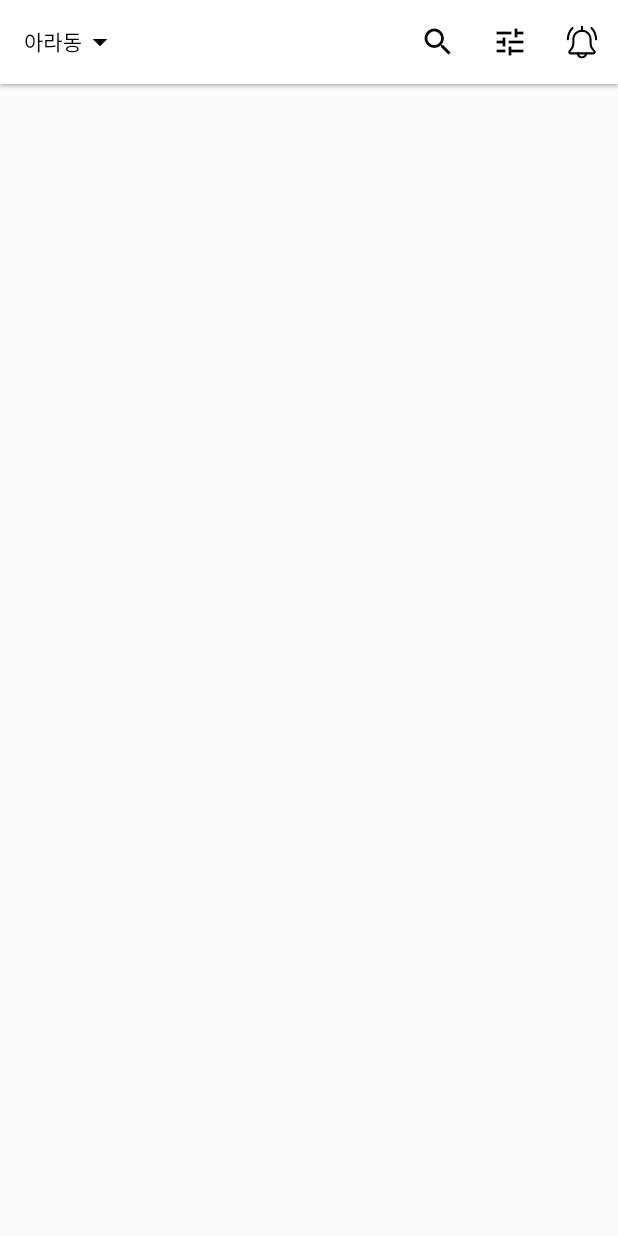
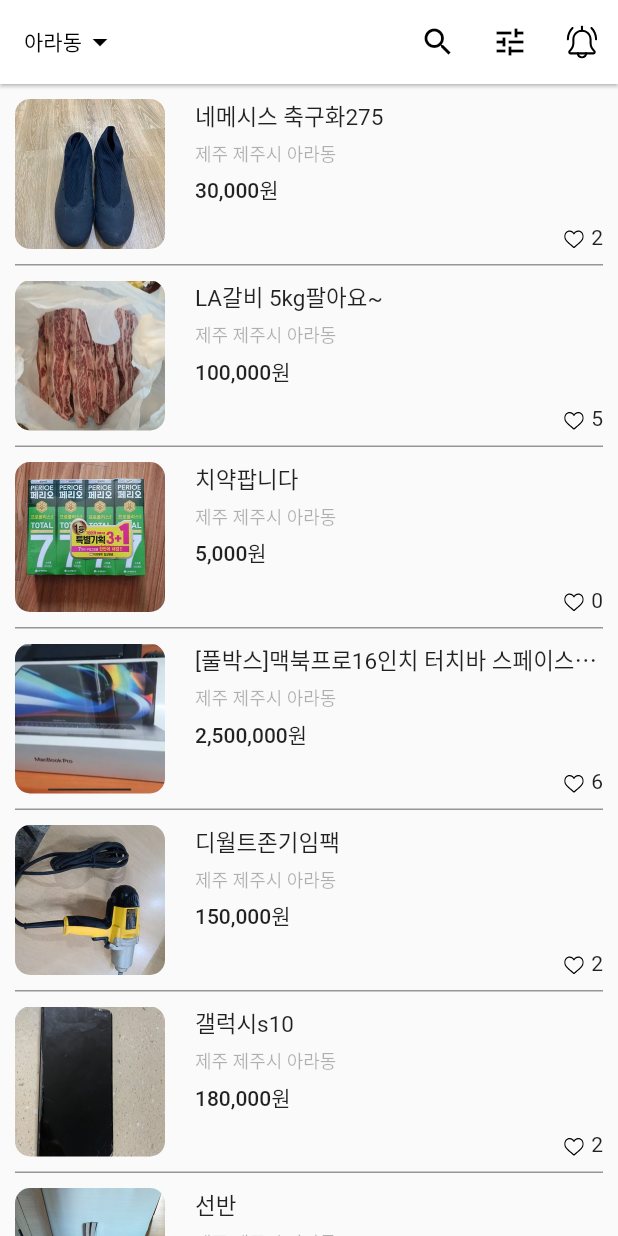
Before and after one commit to dragon5354/flutter_carrot_market_d5354, a Flutter app: the screen it shows after launch, on a phone screen of 412 x 824 dp. Run offline on Flutter 3.47's test engine with Material 2 defaults, Android fonts, the light colour scheme and no system bars; our stand-ins replace flutter_svg.

Commit message:
body 내부 Listview, 값 불러오고 보여주기, 이미지 파일, (#3)

```diff
--- a/lib/page/home.dart
+++ b/lib/page/home.dart
@@ -1,5 +1,6 @@
 import 'package:flutter/material.dart';
 import 'package:flutter_svg/flutter_svg.dart';
+import 'package:intl/intl.dart';
 
 class Home extends StatefulWidget {
   const Home({super.key});
@@ -9,6 +10,86 @@
 }
 
 class _HomeState extends State<Home> {
+  // 원래는 API에서 데이터를 받아오지만, view쪽 화면 구성이라 List로 대체함
+  List<Map<String, String>> datas = [];
+  // 시작시 값을 불러와야 하기에 initState 안에 List
+  @override
+  void initState() {
+    // TODO: implement initState
+    super.initState();
+    datas = [
+      {
+        "image": "assets/images/1.jpg",
+        "title": "네메시스 축구화275",
+        "location": "제주 제주시 아라동",
+        "price": "30000",
+        "likes": "2"
+      },
+      {
+        "image": "assets/images/2.jpg",
+        "title": "LA갈비 5kg팔아요~",
+        "location": "제주 제주시 아라동",
+        "price": "100000",
+        "likes": "5"
+      },
+      {
+        "image": "assets/images/3.jpg",
+        "title": "치약팝니다",
+        "location": "제주 제주시 아라동",
+        "price": "5000",
+        "likes": "0"
+      },
+      {
+        "image": "assets/images/4.jpg",
+        "title": "[풀박스]맥북프로16인치 터치바 스페이스그레이",
+        "location": "제주 제주시 아라동",
+        "price": "2500000",
+        "likes": "6"
+      },
+      {
+        "image": "assets/images/5.jpg",
+        "title": "디월트존기임팩",
+        "location": "제주 제주시 아라동",
+        "price": "150000",
+        "likes": "2"
+      },
+      {
+        "image": "assets/images/6.jpg",
+        "title": "갤럭시s10",
+        "location": "제주 제주시 아라동",
+        "price": "180000",
+        "likes": "2"
+      },
+      {
+        "image": "assets/images/7.jpg",
+        "title": "선반",
+        "location": "제주 제주시 아라동",
+        "price": "15000",
+        "likes": "2"
+      },
+      {
+        "image": "assets/images/8.jpg",
+        "title": "냉장 쇼케이스",
+        "location": "제주 제주시 아라동",
+        "price": "80000",
+        "likes": "3"
+      },
+      {
+        "image": "assets/images/9.jpg",
+        "title": "대우 미니냉장고",
+        "location": "제주 제주시 아라동",
+        "price": "30000",
+        "likes": "3"
+      },
+      {
+        "image": "assets/images/10.jpg",
+        "title": "멜킨스 풀업 턱걸이 판매합니다.",
+        "location": "제주 제주시 아라동",
+        "price": "50000",
+        "likes": "7"
+      },
+    ];
+  }
 
   // Appbar 위젯
   // 요즘에는 PreferredSizeWiget(높이가 있는 위젯)으로 받아둬야 오류가 발생하지 않음
@@ -34,12 +115,92 @@
       );
   }
 
+  // String to Won, 단위 변환용
+  final oCcy = NumberFormat("#,###","Ko_KR");
+  String calcStringToWon(String priceString) {
+    return "${oCcy.format(int.parse(priceString))}원";
+  }
+
+  // body 위젯
+  Widget _bodyWidget() {
+    return ListView.separated( //Listview 중 분할선을 커스터마이징 가능
+      padding: const EdgeInsets.symmetric(horizontal: 10),
+      // 내용물 부분
+      itemBuilder: (BuildContext _context, int index) {
+        return Container(
+          padding: const EdgeInsets.symmetric(vertical: 10),
+          child: Row(
+            children: [
+              // 이미지
+              ClipRRect( // child를 특정한 모양으로 강제함
+                borderRadius: BorderRadius.all(Radius.circular(10)),
+                child: Image.asset(
+                  datas[index]["image"].toString(),
+                  width: 100,
+                  height: 100,
+                ),
+              ),
+              // 내용
+              Expanded(
+                child: Container(
+                  height: 100,
+                  padding: const EdgeInsets.only(left: 20),
+                  child: Column(
+                    crossAxisAlignment: CrossAxisAlignment.start,
+                    children: [
+                      Text(
+                        datas[index]["title"].toString(),
+                        overflow: TextOverflow.ellipsis,
+                        style: TextStyle(fontSize: 15),
+                        ),
+                      SizedBox(height: 5,),
+                      Text(
+                        datas[index]["location"].toString(),
+                        style: TextStyle(fontSize: 12, color: Colors.black.withOpacity(0.3)),
+                        ),
+                      SizedBox(height: 5,),
+                      Text(
+                        calcStringToWon(datas[index]["price"].toString()),
+                        style: TextStyle(fontWeight: FontWeight.w500),
+                        ),
+                      Expanded(
+                        child: Row(
+                          mainAxisAlignment: MainAxisAlignment.end,
+                          crossAxisAlignment: CrossAxisAlignment.end,
+                          children: [
+                            SvgPicture.asset("assets/svg/heart_off.svg",width: 13,
+                            height: 13,
+                            ),
+                            SizedBox(width: 5,),
+                            Text(datas[index]["likes"].toString()),
+                          ],
+                        ),
+                      ),
+
+                    ]
+                  ),
+                ),
+              )
+            ],
+          ),
+        );
+      },
+      itemCount: 10, // 개수
+      // 분할선 부분
+      separatorBuilder: (BuildContext _context, int index) {
+        return Container(
+          height: 1,
+          color: Colors.black.withOpacity(0.4),
+        );
+      },
+    );
+  }
+
   @override
   Widget build(BuildContext context) {
     return Scaffold(
       appBar: _appbarWidget(),
-      body: Container(),
-      bottomNavigationBar: Container(),
+      body: _bodyWidget(),
     );
   }
 }
```
Also changed, not shown: pubspec.yaml (+5 -2 lines), assets/images/1.jpg (added), assets/images/10.jpg (added), assets/images/2.jpg (added), assets/images/3.jpg (added), assets/images/4.jpg (added), assets/images/5.jpg (added), assets/images/6.jpg (added), assets/images/7.jpg (added), assets/images/8.jpg (added), assets/images/9.jpg (added), pubspec.lock.
